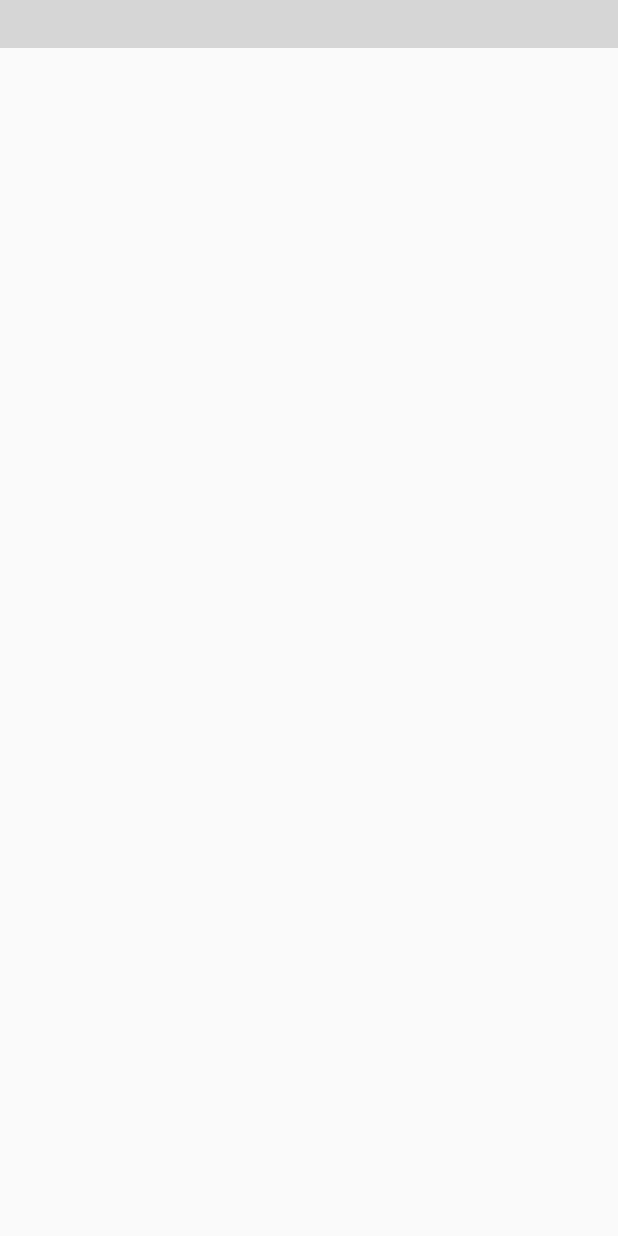
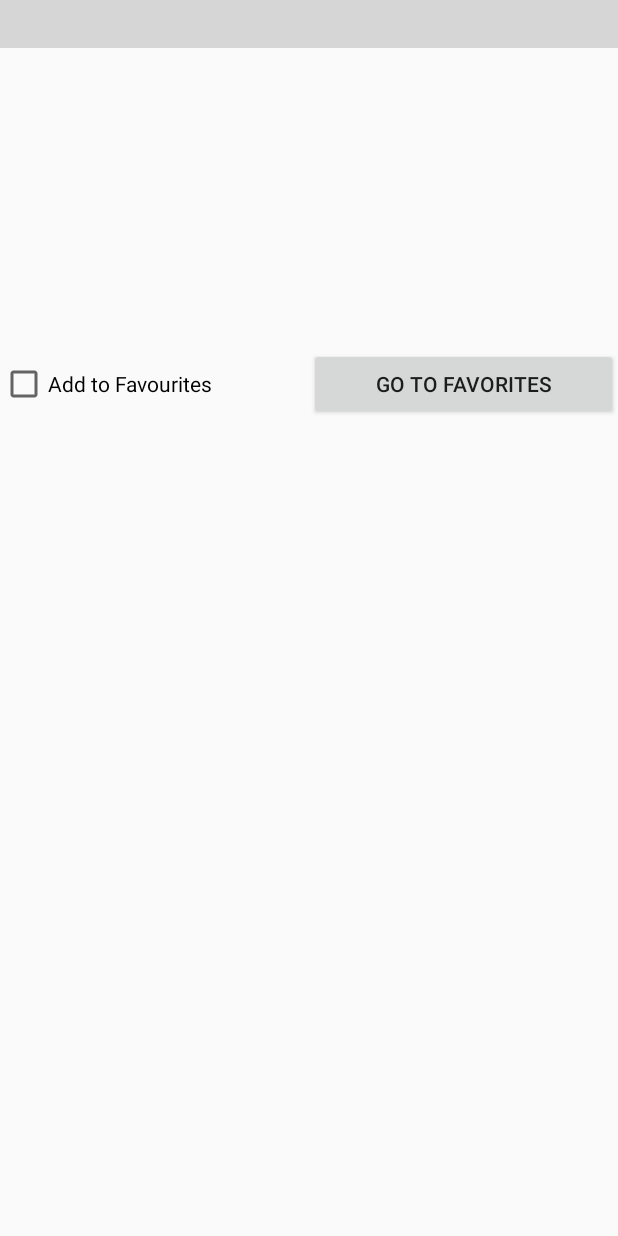
Before and after one commit to lastblues/GPapp, an Android app: the layout activity_videoplayback.xml on its own in the app's theme, with its tools: preview values and no code run, on a phone screen of 412 x 824 dp. Run offline under Robolectric (Android 15) with nearby library versions, the phone set to English and light mode, and no system bars; plain views replace YouTubePlayerView; grey boxes are pictures that could not be loaded.

Commit message:
SQLite DataBase support
ability to save checked videos to a favourites list on it's own
activity.
Currently actually adding videos does not work, need to add the correct
value/ variable to add to list in onclick in the embeded activity.

```diff
--- a/app/src/main/AndroidManifest.xml
+++ b/app/src/main/AndroidManifest.xml
@@ -23,6 +23,7 @@
         <activity android:name =".EmbedActivity"></activity>
         <activity android:name =".ProfileActivity"></activity>
         <activity android:name =".YouTubeActivity"></activity>
+        <activity android:name=".FavList"></activity>
 
     </application>
 
--- a/app/src/main/res/layout/activity_videoplayback.xml
+++ b/app/src/main/res/layout/activity_videoplayback.xml
@@ -7,6 +7,105 @@
     <com.google.android.youtube.player.YouTubePlayerView
         android:id="@+id/youtube_view"
         android:layout_width="match_parent"
+        android:layout_weight="0"
         android:layout_height="wrap_content"/>
 
+    <LinearLayout
+        android:layout_width="match_parent"
+        android:layout_height="match_parent"
+        android:orientation="vertical">
+
+        <TextView
+            android:id="@+id/textView11"
+            android:layout_width="match_parent"
+            android:layout_height="wrap_content"
+            android:text="" />
+
+        <TextView
+            android:id="@+id/textView13"
+            android:layout_width="match_parent"
+            android:layout_height="wrap_content"
+            android:text="" />
+
+        <TextView
+            android:id="@+id/textView12"
+            android:layout_width="match_parent"
+            android:layout_height="wrap_content"
+            android:text="" />
+
+        <TextView
+            android:id="@+id/textView7"
+            android:layout_width="match_parent"
+            android:layout_height="wrap_content"
+            android:text="" />
+
+        <TextView
+            android:id="@+id/textView8"
+            android:layout_width="match_parent"
+            android:layout_height="wrap_content"
+            android:text="" />
+
+        <TextView
+            android:id="@+id/textView9"
+            android:layout_width="match_parent"
+            android:layout_height="wrap_content"
+            android:text="" />
+
+        <TextView
+            android:id="@+id/textView10"
+            android:layout_width="match_parent"
+            android:layout_height="wrap_content"
+            android:text="" />
+
+        <TextView
+            android:id="@+id/textView2"
+            android:layout_width="match_parent"
+            android:layout_height="wrap_content"
+            android:text="" />
+
+        <TextView
+            android:id="@+id/textView3"
+            android:layout_width="match_parent"
+            android:layout_height="wrap_content"
+            android:text="" />
+
+        <TextView
+            android:id="@+id/textView4"
+            android:layout_width="match_parent"
+            android:layout_height="wrap_content"
+            android:text="" />
+
+        <TextView
+            android:id="@+id/textView5"
+            android:layout_width="match_parent"
+            android:layout_height="wrap_content"
+            android:text="" />
+
+        <TextView
+            android:id="@+id/textView6"
+            android:layout_width="match_parent"
+            android:layout_height="wrap_content"
+            android:text="" />
+
+        <TableRow
+            android:layout_width="match_parent"
+            android:layout_height="match_parent">
+
+            <CheckBox
+                android:id="@+id/checkBox"
+                android:layout_width="match_parent"
+                android:layout_height="wrap_content"
+                android:layout_weight="1"
+                android:text="Add to Favourites" />
+
+            <Button
+                android:id="@+id/favButton"
+                android:layout_width="match_parent"
+                android:layout_height="wrap_content"
+                android:layout_weight="1"
+                android:text="Go to Favorites" />
+        </TableRow>
+
+    </LinearLayout>
+
 </RelativeLayout>
```
Also changed, not shown: app/src/main/java/com/example/andyshin/gpapp/DataBaseHelper.java (added, +64 -0 lines), app/src/main/java/com/example/andyshin/gpapp/EmbedActivity.java (+53 -1 lines), app/src/main/java/com/example/andyshin/gpapp/FavList.java (added, +65 -0 lines), app/src/main/res/layout/fav_list.xml (added, +17 -0 lines).
